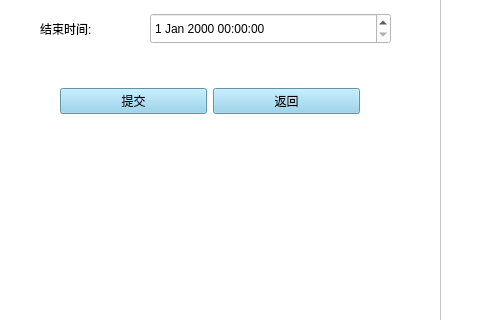
This is qt/ui/manageAct.ui in hhby666/graduationProject as Qt 5 draws it before an edit; both pictures show x 0 to 480 and y 197 to 517 of the 992 by 600 pixel window. The edited form follows.
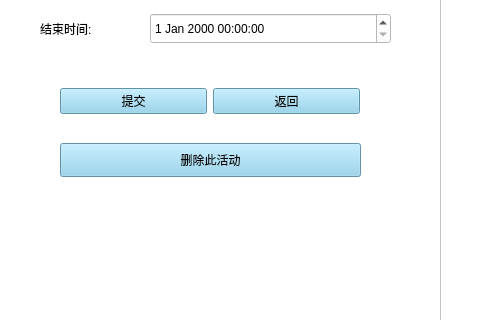
This is the edited form.

Commit message: 添加删除功能

What changed in the file:
```diff
--- a/qt/ui/manageAct.ui
+++ b/qt/ui/manageAct.ui
@@ -223,6 +223,19 @@
      <string>添加签到人员</string>
     </property>
    </widget>
+   <widget class="QPushButton" name="delete_btn">
+    <property name="geometry">
+     <rect>
+      <x>60</x>
+      <y>340</y>
+      <width>301</width>
+      <height>34</height>
+     </rect>
+    </property>
+    <property name="text">
+     <string>删除此活动</string>
+    </property>
+   </widget>
   </widget>
   <widget class="QStatusBar" name="statusbar"/>
  </widget>
```
The commit also changes 9 other files.
